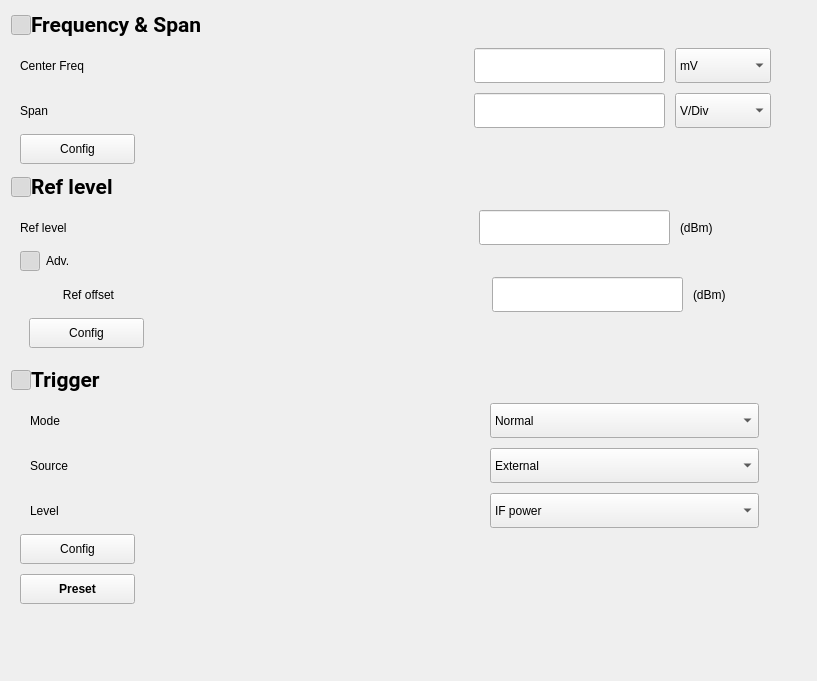
DoND8xforce/tas7061, file tas7061bb/widgets/wgContentFpl1003/wgContentFpl1003.ui: the form before one commit.
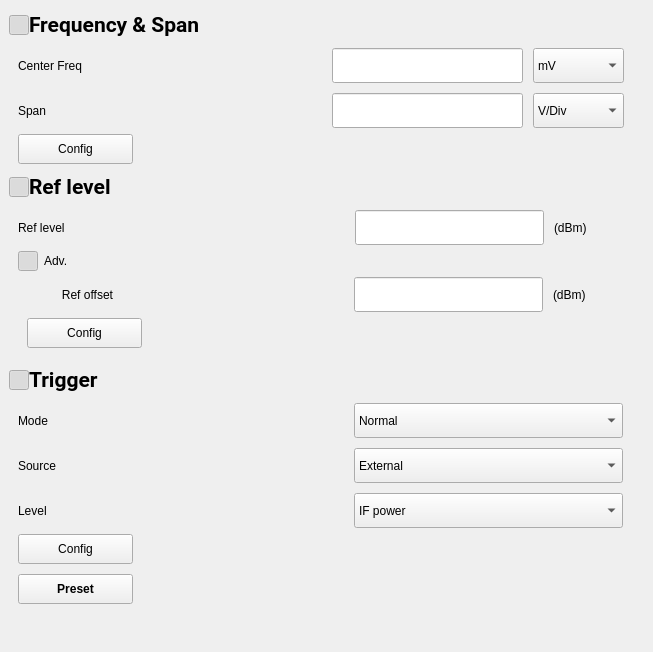
The form after the commit. Icons and pictures are not drawn.

Diff of the .ui file:
```diff
--- a/tas7061bb/widgets/wgContentFpl1003/wgContentFpl1003.ui
+++ b/tas7061bb/widgets/wgContentFpl1003/wgContentFpl1003.ui
@@ -6,14 +6,17 @@
    <rect>
     <x>0</x>
     <y>0</y>
-    <width>817</width>
-    <height>681</height>
+    <width>653</width>
+    <height>652</height>
    </rect>
   </property>
   <property name="windowTitle">
    <string>Form</string>
   </property>
   <layout class="QHBoxLayout" name="horizontalLayout_12">
+   <property name="leftMargin">
+    <number>9</number>
+   </property>
    <item>
     <layout class="QVBoxLayout" name="verticalLayout_5">
      <property name="spacing">
@@ -102,10 +105,16 @@
       <widget class="QWidget" name="wgFreqSpan" native="true">
        <property name="minimumSize">
         <size>
-         <width>769</width>
+         <width>0</width>
          <height>0</height>
         </size>
        </property>
+       <property name="maximumSize">
+        <size>
+         <width>624</width>
+         <height>16777215</height>
+        </size>
+       </property>
        <property name="styleSheet">
         <string notr="true"/>
        </property>
@@ -113,7 +122,7 @@
         <item>
          <layout class="QGridLayout" name="gridLayout">
           <property name="horizontalSpacing">
-           <number>390</number>
+           <number>250</number>
           </property>
           <property name="verticalSpacing">
            <number>10</number>
@@ -335,13 +344,13 @@
       <widget class="QWidget" name="wgRefLevel" native="true">
        <property name="minimumSize">
         <size>
-         <width>769</width>
+         <width>0</width>
          <height>0</height>
         </size>
        </property>
        <property name="maximumSize">
         <size>
-         <width>16777215</width>
+         <width>624</width>
          <height>16777215</height>
         </size>
        </property>
@@ -352,7 +361,7 @@
         <item>
          <layout class="QHBoxLayout" name="horizontalLayout_10">
           <property name="spacing">
-           <number>412</number>
+           <number>272</number>
           </property>
           <item>
            <widget class="QLabel" name="label">
@@ -376,13 +385,13 @@
              <widget class="QLineEdit" name="lineEdit_2">
               <property name="minimumSize">
                <size>
-                <width>191</width>
+                <width>0</width>
                 <height>35</height>
                </size>
               </property>
               <property name="maximumSize">
                <size>
-                <width>191</width>
+                <width>189</width>
                 <height>16777215</height>
                </size>
               </property>
@@ -392,10 +401,16 @@
              <widget class="QLabel" name="label_8">
               <property name="minimumSize">
                <size>
-                <width>69</width>
+                <width>70</width>
                 <height>35</height>
                </size>
               </property>
+              <property name="maximumSize">
+               <size>
+                <width>70</width>
+                <height>16777215</height>
+               </size>
+              </property>
               <property name="text">
                <string>(dBm)</string>
               </property>
@@ -480,10 +495,13 @@
            <property name="topMargin">
             <number>0</number>
            </property>
+           <property name="rightMargin">
+            <number>0</number>
+           </property>
            <item>
             <layout class="QHBoxLayout" name="horizontalLayout_5">
              <property name="spacing">
-              <number>378</number>
+              <number>240</number>
              </property>
              <item>
               <widget class="QLabel" name="label_5">
@@ -516,13 +534,13 @@
                 <widget class="QLineEdit" name="lineEdit_5">
                  <property name="minimumSize">
                   <size>
-                   <width>191</width>
+                   <width>0</width>
                    <height>35</height>
                   </size>
                  </property>
                  <property name="maximumSize">
                   <size>
-                   <width>191</width>
+                   <width>189</width>
                    <height>16777215</height>
                   </size>
                  </property>
@@ -532,10 +550,16 @@
                 <widget class="QLabel" name="label_9">
                  <property name="minimumSize">
                   <size>
-                   <width>59</width>
+                   <width>70</width>
                    <height>35</height>
                   </size>
                  </property>
+                 <property name="maximumSize">
+                  <size>
+                   <width>70</width>
+                   <height>16777215</height>
+                  </size>
+                 </property>
                  <property name="text">
                   <string>(dBm)</string>
                  </property>
@@ -673,10 +697,16 @@
       <widget class="QWidget" name="wgTrigger" native="true">
        <property name="minimumSize">
         <size>
-         <width>769</width>
+         <width>624</width>
          <height>0</height>
         </size>
        </property>
+       <property name="maximumSize">
+        <size>
+         <width>624</width>
+         <height>16777215</height>
+        </size>
+       </property>
        <property name="styleSheet">
         <string notr="true"/>
        </property>
@@ -684,7 +714,7 @@
         <item>
          <layout class="QGridLayout" name="gridLayout_3">
           <property name="horizontalSpacing">
-           <number>350</number>
+           <number>236</number>
           </property>
           <property name="verticalSpacing">
            <number>10</number>
@@ -887,8 +917,8 @@
        </property>
        <property name="sizeHint" stdset="0">
         <size>
-         <width>158</width>
-         <height>59</height>
+         <width>20</width>
+         <height>40</height>
         </size>
        </property>
       </spacer>
@@ -902,8 +932,8 @@
      </property>
      <property name="sizeHint" stdset="0">
       <size>
-       <width>16</width>
-       <height>468</height>
+       <width>36</width>
+       <height>20</height>
       </size>
      </property>
     </spacer>
```
